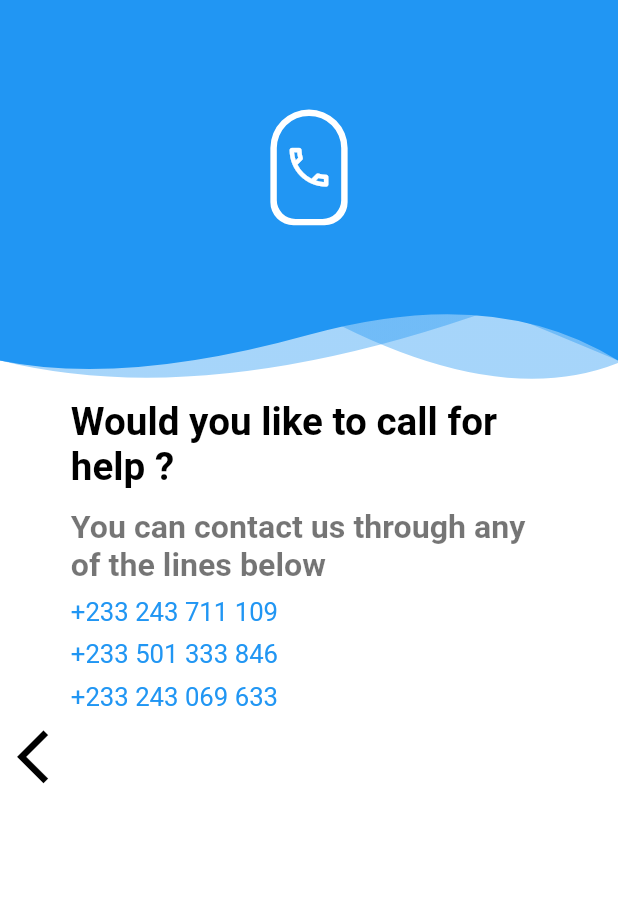
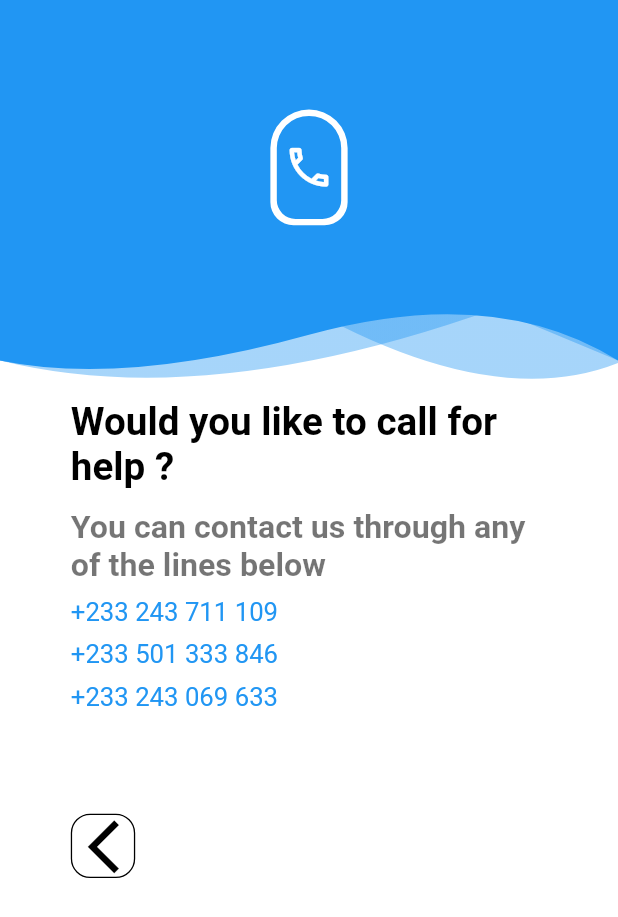
Before and after one commit to Formula-1-One/Formula1-Hostel-Booking-Frontend, a Flutter app: the Call screen opened directly, on a phone screen of 412 x 824 dp. Shown: the top 917 px of the screen. Run offline on Flutter 3.47's test engine with Material 2 defaults, Android fonts, the phone set to English and light mode, and no system bars; our stand-ins replace carousel_pro, flip_card, hexcolor, pdf, printing, responsive_framework; missing offline and left inert: email_auth.

Commit message:
Update 7

```diff
--- a/lib/pages_booking/call.dart
+++ b/lib/pages_booking/call.dart
@@ -88,6 +88,11 @@ class _CallState extends State<Call> {
                 onTap: (){
                   Navigator.pop(context);
                 },
+                child: Container(
+                  padding: const EdgeInsets.only(
+                    left: 55,
+                    top: 70,
+                  ),
                   child: Row(
                     crossAxisAlignment: CrossAxisAlignment.start,
                     children: [
@@ -95,13 +100,14 @@ class _CallState extends State<Call> {
                         height: 50,
                         width: 50,
                         decoration: BoxDecoration(
-                        border: Border.all(color: white.withOpacity(0.4)),
+                          border: Border.all(color: black),
                           borderRadius: BorderRadius.circular(15),
                         ),
                         child: const Icon(Icons.arrow_back_ios_outlined, color: Colors.black,
                         size: 50,),
                       ),
                     ],
+                  ),
                 ),
               )
             ],
```
Also changed, not shown: lib/pages_booking/message.dart (+7 -1 lines). Lines whose indentation alone changed are shown as unchanged.
